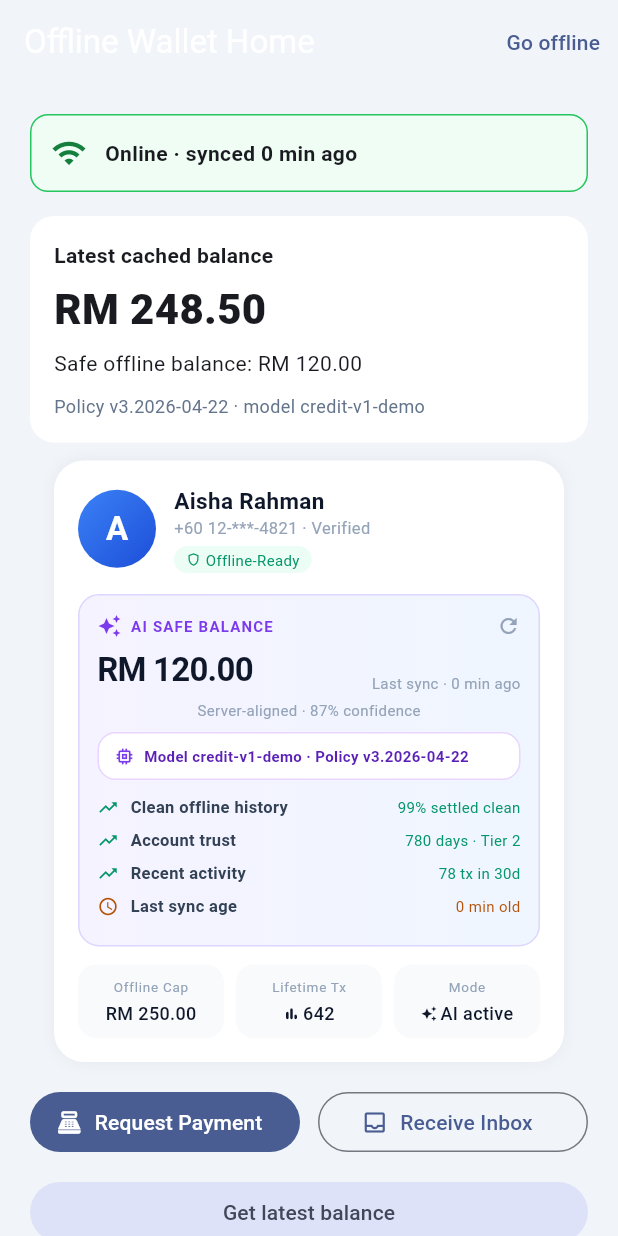
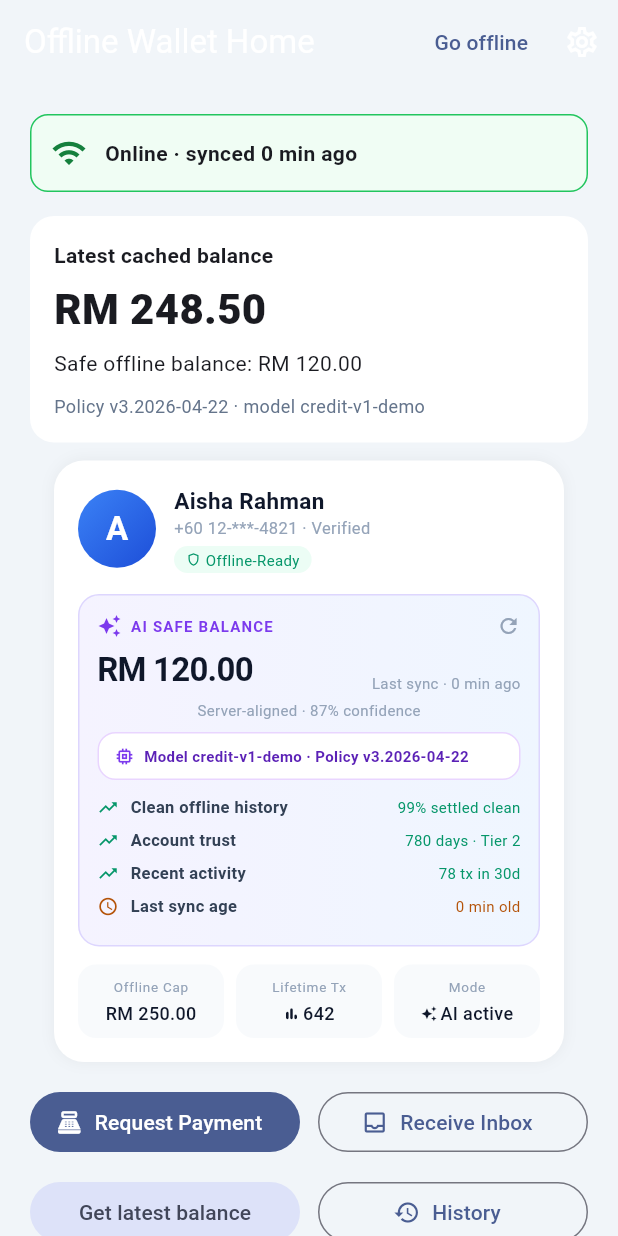
Before and after one commit to Owwwwyh/FinHack-Touch-Code, a Flutter app: the screen it shows after launch, after a tap on "Continue to Home", on a phone screen of 412 x 824 dp. Run offline on Flutter 3.47's test engine with Material 3 defaults, Android fonts, the phone set to English and light mode, and no system bars; our stand-ins replace connectivity_plus, flutter_riverpod, go_router; missing offline and left inert: cryptography.

Commit message:
feat(mobile): add history and settings screens to home navigation add History and Settings routes show pending token list and history view add settings entry from home screen surface device and app metadata in settings

```diff
--- a/lib/app/router/app_router.dart
+++ b/lib/app/router/app_router.dart
@@ -1,8 +1,10 @@
 import 'package:flutter_riverpod/flutter_riverpod.dart';
 import 'package:go_router/go_router.dart';
 
+import '../../features/history/history_screen.dart';
 import '../../features/home/home_screen.dart';
 import '../../features/onboarding/onboarding_screen.dart';
+import '../../features/settings/settings_screen.dart';
 import '../../features/pay/pay_confirm_screen.dart';
 import '../../features/receive/receive_screen.dart';
 import '../../features/request/request_pending_screen.dart';
@@ -42,6 +44,14 @@ final appRouterProvider = Provider<GoRouter>((ref) {
         path: RoutePaths.receive,
         builder: (context, state) => const ReceiveScreen(),
       ),
+      GoRoute(
+        path: RoutePaths.history,
+        builder: (context, state) => const HistoryScreen(),
+      ),
+      GoRoute(
+        path: RoutePaths.settings,
+        builder: (context, state) => const SettingsScreen(),
+      ),
     ],
   );
 });
--- a/lib/app/router/route_paths.dart
+++ b/lib/app/router/route_paths.dart
@@ -8,4 +8,6 @@ class RoutePaths {
   static const requestPending = '/request/pending';
   static const payConfirm = '/pay/confirm';
   static const receive = '/receive';
+  static const history = '/history';
+  static const settings = '/settings';
 }
--- a/lib/features/home/home_screen.dart
+++ b/lib/features/home/home_screen.dart
@@ -71,6 +71,10 @@ class HomeScreen extends ConsumerWidget {
             child: Text(
               connectivity.hasNetwork ? 'Go offline' : 'Go online',
             ),
+          ),
+          IconButton(
+            icon: const Icon(Icons.settings_outlined),
+            onPressed: () => context.go(RoutePaths.settings),
           ),
         ],
       ),
@@ -173,7 +177,10 @@ class HomeScreen extends ConsumerWidget {
               ],
             ),
             const SizedBox(height: 12),
-            FilledButton.tonal(
+            Row(
+              children: [
+                Expanded(
+                  child: FilledButton.tonal(
                     onPressed: connectivity.hasNetwork
                         ? connectivityService.markSyncSuccess
                         : null,
@@ -183,33 +190,24 @@ class HomeScreen extends ConsumerWidget {
                           : 'Reconnect to refresh',
                     ),
                   ),
-            const SizedBox(height: 16),
-            Card(
-              child: Padding(
-                padding: const EdgeInsets.all(16),
-                child: Column(
-                  crossAxisAlignment: CrossAxisAlignment.start,
-                  children: [
-                    const Text(
-                      'Pending settlement',
-                      style: TextStyle(fontWeight: FontWeight.w700),
                 ),
-                    const SizedBox(height: 12),
-                    _MetricRow(
-                      label: 'Merchant requests waiting',
-                      value: payments.outgoingRequest == null ? '0' : '1',
+                const SizedBox(width: 12),
+                Expanded(
+                  child: OutlinedButton.icon(
+                    onPressed: () => context.go(RoutePaths.history),
+                    icon: const Icon(Icons.history),
+                    label: const Text('History'),
                   ),
-                    _MetricRow(
-                      label: 'Outbox tokens',
-                      value: payments.outbox.length.toString(),
-                    ),
-                    _MetricRow(
-                      label: 'Inbox tokens',
-                      value: payments.inbox.length.toString(),
                 ),
               ],
             ),
-              ),
+            const SizedBox(height: 16),
+            _PendingTokensList(
+              payments: payments,
+              hasNetwork: connectivity.hasNetwork,
+              onSettle: connectivity.hasNetwork
+                  ? connectivityService.markSyncSuccess
+                  : null,
             ),
           ],
         ),
@@ -298,25 +296,124 @@ String _formatMyr(int cents) {
   return 'RM $whole.$fraction';
 }
 
-class _MetricRow extends StatelessWidget {
-  const _MetricRow({
-    required this.label,
-    required this.value,
+class _PendingTokensList extends StatelessWidget {
+  const _PendingTokensList({
+    required this.payments,
+    required this.hasNetwork,
+    required this.onSettle,
   });
 
-  final String label;
-  final String value;
+  final OfflinePaymentState payments;
+  final bool hasNetwork;
+  final VoidCallback? onSettle;
+
+  @override
+  Widget build(BuildContext context) {
+    final pendingOutbox = payments.outbox
+        .where((t) =>
+            t.status != OfflineTransferStatus.settled &&
+            t.status != OfflineTransferStatus.rejected)
+        .toList();
+    final pendingInbox = payments.inbox
+        .where((t) =>
+            t.status != OfflineTransferStatus.settled &&
+            t.status != OfflineTransferStatus.rejected)
+        .toList();
+
+    return Card(
+      child: Padding(
+        padding: const EdgeInsets.all(16),
+        child: Column(
+          crossAxisAlignment: CrossAxisAlignment.start,
+          children: [
+            Row(
+              children: [
+                const Text(
+                  'Pending settlement',
+                  style: TextStyle(fontWeight: FontWeight.w700),
+                ),
+                const Spacer(),
+                Text(
+                  '${pendingOutbox.length + pendingInbox.length} token(s)',
+                  style: const TextStyle(
+                    color: Color(0xFF94A3B8),
+                    fontSize: 12,
+                  ),
+                ),
+              ],
+            ),
+            if (pendingOutbox.isEmpty && pendingInbox.isEmpty) ...[
+              const SizedBox(height: 12),
+              const Text(
+                'No pending tokens',
+                style: TextStyle(color: Color(0xFF94A3B8)),
+              ),
+            ] else ...[
+              const SizedBox(height: 12),
+              ...pendingOutbox.map((t) => _PendingRow(
+                    transfer: t,
+                    sent: true,
+                    onSettle: onSettle,
+                  )),
+              ...pendingInbox.map((t) => _PendingRow(
+                    transfer: t,
+                    sent: false,
+                    onSettle: onSettle,
+                  )),
+            ],
+          ],
+        ),
+      ),
+    );
+  }
+}
+
+class _PendingRow extends StatelessWidget {
+  const _PendingRow({
+    required this.transfer,
+    required this.sent,
+    required this.onSettle,
+  });
+
+  final OfflineTransfer transfer;
+  final bool sent;
+  final VoidCallback? onSettle;
 
   @override
   Widget build(BuildContext context) {
     return Padding(
-      padding: const EdgeInsets.only(bottom: 8),
+      padding: const EdgeInsets.only(bottom: 10),
       child: Row(
         children: [
-          Expanded(child: Text(label)),
+          Icon(
+            sent ? Icons.arrow_upward : Icons.arrow_downward,
+            size: 16,
+            color: sent ? const Color(0xFFEA580C) : const Color(0xFF16A34A),
+          ),
+          const SizedBox(width: 8),
+          Expanded(
+            child: Column(
+              crossAxisAlignment: CrossAxisAlignment.start,
+              children: [
                 Text(
-            value,
-            style: const TextStyle(fontWeight: FontWeight.w700),
+                  transfer.counterpartyLabel ?? (sent ? 'Sent' : 'Received'),
+                  style: const TextStyle(fontSize: 13, fontWeight: FontWeight.w600),
+                ),
+                Text(
+                  transfer.amountLabel,
+                  style: const TextStyle(fontSize: 12, color: Color(0xFF64748B)),
+                ),
+              ],
+            ),
+          ),
+          OutlinedButton(
+            onPressed: onSettle,
+            style: OutlinedButton.styleFrom(
+              padding: const EdgeInsets.symmetric(horizontal: 10, vertical: 4),
+              minimumSize: Size.zero,
+              tapTargetSize: MaterialTapTargetSize.shrinkWrap,
+            ),
+            child: const Text('Settle now', style: TextStyle(fontSize: 12)),
           ),
         ],
       ),
```
Also changed, not shown: lib/features/history/history_screen.dart (added, +177 -0 lines), lib/features/settings/settings_screen.dart (added, +132 -0 lines). Lines whose indentation alone changed are shown as unchanged.
